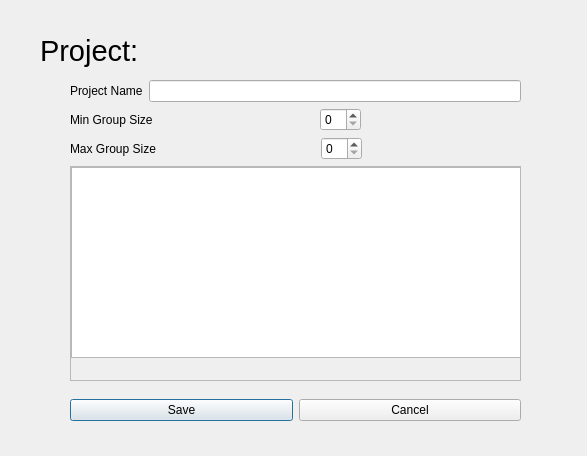
Qt form src/ProjectSubsystem/projectform.ui (CaptOkie/code-first-think-later) before a commit.
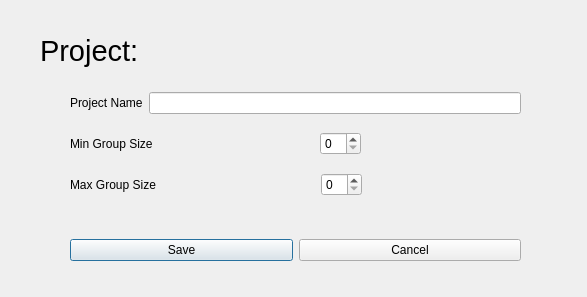
The same form after that commit.

```diff
--- a/src/ProjectSubsystem/projectform.ui
+++ b/src/ProjectSubsystem/projectform.ui
@@ -7,7 +7,7 @@
     <x>0</x>
     <y>0</y>
     <width>587</width>
-    <height>456</height>
+    <height>297</height>
    </rect>
   </property>
   <property name="windowTitle">
@@ -39,9 +39,12 @@
      <widget class="QLabel" name="nameLabel">
       <property name="font">
        <font>
-        <pointsize>20</pointsize>
+        <pointsize>22</pointsize>
        </font>
       </property>
+      <property name="styleSheet">
+       <string notr="true">QLabel#nameLabel { color: rgb(120, 120, 120) }</string>
+      </property>
       <property name="text">
        <string>&lt;project name&gt;</string>
       </property>
@@ -68,7 +71,7 @@
      <x>70</x>
      <y>80</y>
      <width>451</width>
-     <height>301</height>
+     <height>131</height>
     </rect>
    </property>
    <layout class="QVBoxLayout" name="verticalLayout">
@@ -166,40 +169,13 @@
       </item>
      </layout>
     </item>
-    <item>
-     <widget class="QScrollArea" name="scrollArea">
-      <property name="widgetResizable">
-       <bool>true</bool>
-      </property>
-      <widget class="QWidget" name="scrollAreaWidgetContents">
-       <property name="geometry">
-        <rect>
-         <x>0</x>
-         <y>0</y>
-         <width>447</width>
-         <height>192</height>
-        </rect>
-       </property>
-       <widget class="QListWidget" name="studentListBox">
-        <property name="geometry">
-         <rect>
-          <x>0</x>
-          <y>0</y>
-          <width>451</width>
-          <height>191</height>
-         </rect>
-        </property>
-       </widget>
-      </widget>
-     </widget>
-    </item>
    </layout>
   </widget>
   <widget class="QWidget" name="horizontalLayoutWidget_5">
    <property name="geometry">
     <rect>
      <x>70</x>
-     <y>390</y>
+     <y>230</y>
      <width>451</width>
      <height>41</height>
     </rect>
```
